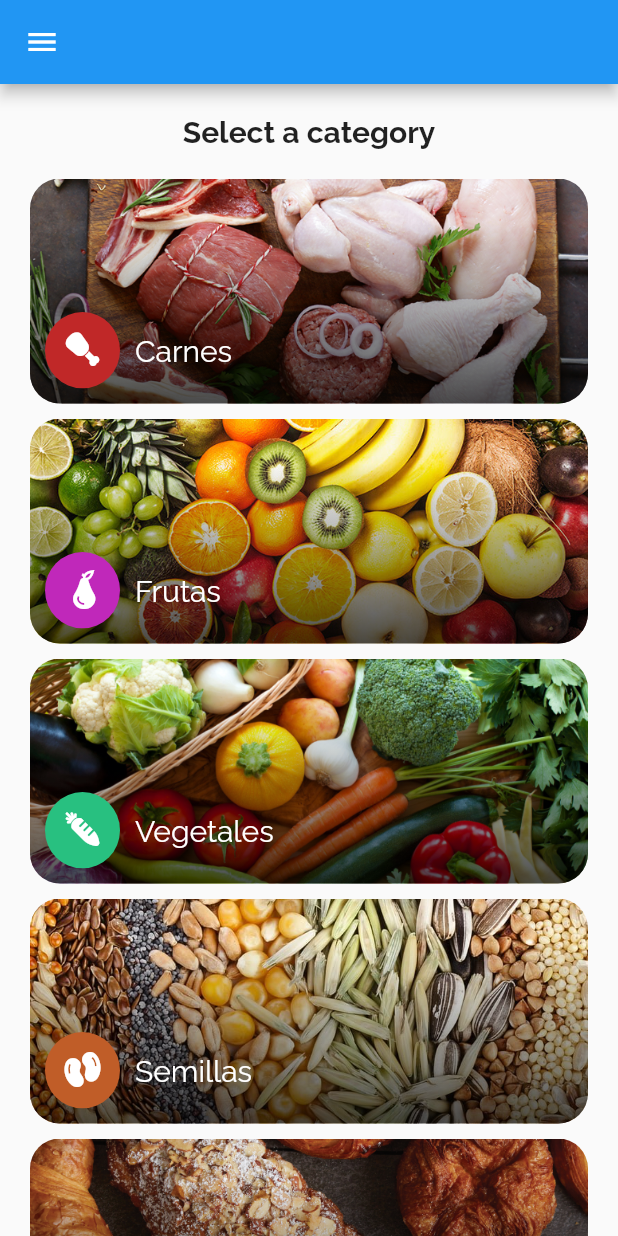
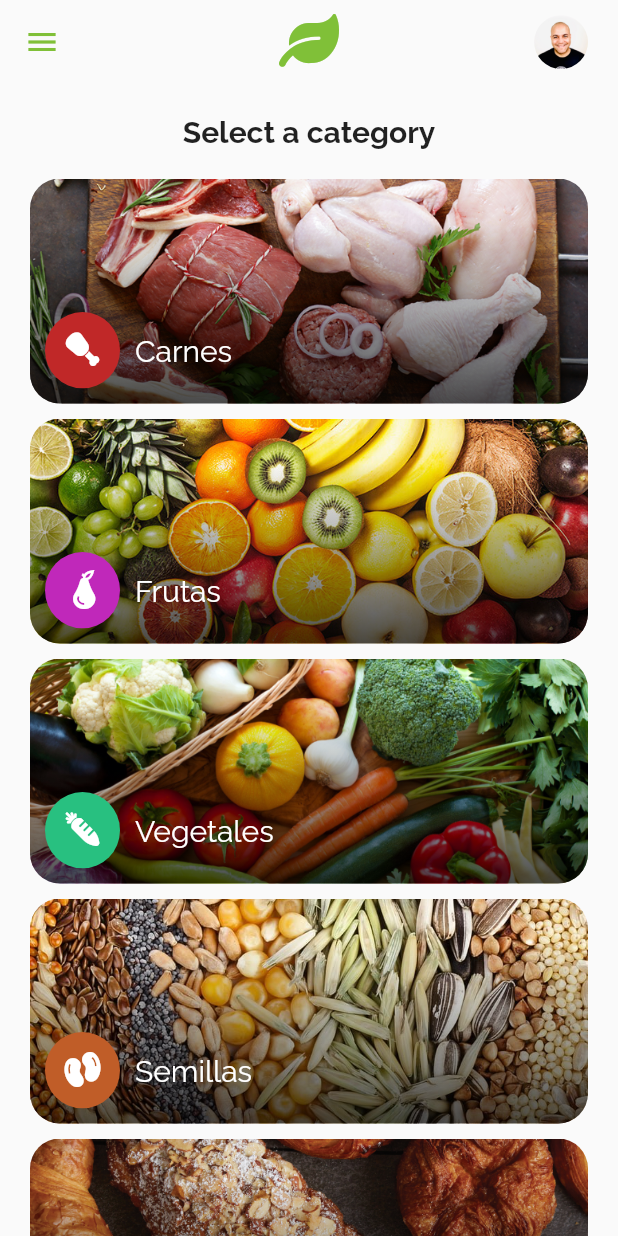
Before and after one commit to Basith-P/Orilla-Fresca, a Flutter app: the screen it shows after launch, on a phone screen of 412 x 824 dp. Run offline on Flutter 3.47's test engine with Material 2 defaults, Android fonts, the phone set to English and light mode, and no system bars.

Commit message:
Design appBar on cat list page

```diff
--- a/lib/view/cat_list/cat_list_page.dart
+++ b/lib/view/cat_list/cat_list_page.dart
@@ -1,4 +1,7 @@
 import 'package:flutter/material.dart';
+import 'package:orilla_fresca/config/theme/colors.dart';
+import 'package:orilla_fresca/helper/icon_helper.dart';
+import 'package:orilla_fresca/widgets/icon_font.dart';
 
 import '../../models/category.dart';
 import '../../helper/utils.dart';
@@ -13,7 +16,29 @@ class CategoryListPage extends StatelessWidget {
   Widget build(BuildContext context) {
     return Scaffold(
       drawer: const Drawer(),
-      appBar: AppBar(),
+      appBar: AppBar(
+        elevation: 0,
+        backgroundColor: Colors.transparent,
+        centerTitle: true,
+        iconTheme: const IconThemeData(color: AppColors.primary),
+        title: const IconFont(
+          iconName: IconFontHelper.logo,
+          color: AppColors.primary,
+          size: 40,
+        ),
+        actions: [
+          Container(
+            margin: const EdgeInsets.only(right: 10),
+            padding: const EdgeInsets.all(10),
+            child: ClipOval(
+              child: Image.asset(
+                'assets/imgs/me.jpg',
+                fit: BoxFit.cover,
+              ),
+            ),
+          ),
+        ],
+      ),
       body: Column(
         crossAxisAlignment: CrossAxisAlignment.stretch,
         children: [
```
